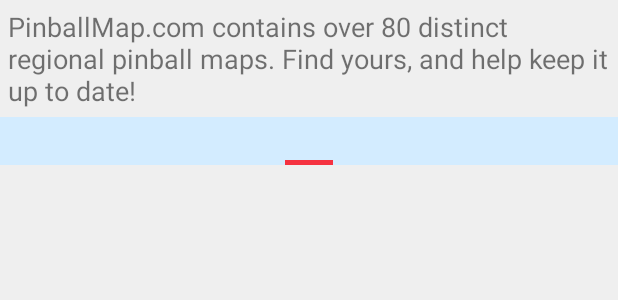
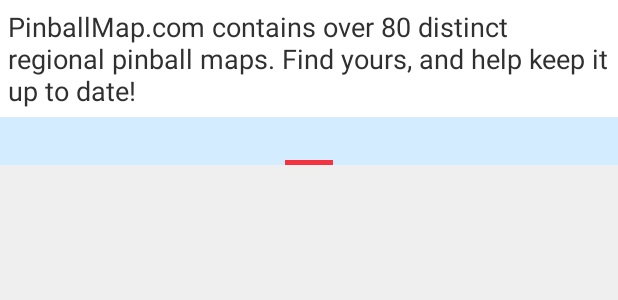
Before and after one commit to pinballmap/pbm-android, an Android app: the layout region_tab.xml on its own in the app's theme, with its tools: preview values and no code run, on a phone screen of 412 x 824 dp. Shown: the top 300 px of the screen. Run offline under Robolectric (Android 15) with nearby library versions, the phone set to English and light mode, and no system bars; network calls fail.

```diff
--- a/app/src/main/AndroidManifest.xml
+++ b/app/src/main/AndroidManifest.xml
@@ -35,6 +35,7 @@
         <activity
             android:name=".SplashScreen"
             android:label="@string/app_name"
+            android:theme="@style/SplashTheme"
             android:noHistory="true"
             android:screenOrientation="portrait">
             <intent-filter>
--- /dev/null
+++ b/app/src/main/res/drawable/background_splash.xml
@@ -0,0 +1,14 @@
+<?xml version="1.0" encoding="utf-8"?>
+<layer-list xmlns:android="http://schemas.android.com/apk/res/android">
+
+    <item
+        android:drawable="@color/splash_bg"/>
+
+    <item>
+        <bitmap
+            android:gravity="center"
+            android:src="@mipmap/ic_splash"/>
+    </item>
+
+
+</layer-list>
--- a/app/src/main/res/layout/custom_list_item_1.xml
+++ b/app/src/main/res/layout/custom_list_item_1.xml
@@ -13,4 +13,5 @@
     android:paddingLeft="?android:attr/listPreferredItemPaddingLeft"
     android:paddingEnd="?android:attr/listPreferredItemPaddingEnd"
     android:paddingRight="?android:attr/listPreferredItemPaddingRight"
-    android:minHeight="50dp" />
+    android:minHeight="50dp"
+    android:textColor="#303030"/>
--- a/app/src/main/res/layout/initializing_screen.xml
+++ b/app/src/main/res/layout/initializing_screen.xml
@@ -3,7 +3,7 @@
 	android:orientation="vertical" android:layout_width="fill_parent" android:layout_height="fill_parent" android:background="#000000">
 	<ImageView android:id="@+id/splash_image" android:src="@drawable/splash_image"
 		android:layout_width="fill_parent" android:layout_height="fill_parent"
-		android:scaleType="fitCenter" android:gravity="center"
+		android:scaleType="fitCenter" android:gravity="center" android:background="#000000"
 		android:contentDescription="@string/splash_image_desc" />
 	<ImageView android:id="@+id/splash_image_city"
 		android:layout_width="fill_parent" android:layout_height="fill_parent"
--- a/app/src/main/res/layout/region_tab.xml
+++ b/app/src/main/res/layout/region_tab.xml
@@ -12,7 +12,8 @@
         android:layout_height="wrap_content"
         android:text="@string/select_region"
         android:textSize="18sp"
-        android:background="#EFEFEF"
+        android:textColor="#303030"
+        android:background="#FFFFFF"
         android:padding="5dip" />
 
     <android.support.v4.view.ViewPager
@@ -20,7 +21,8 @@
         android:layout_width="fill_parent"
         android:layout_height="fill_parent"
         android:layout_below="@+id/greeting"
-        android:background="#EFEFEF">
+        android:background="#EFEFEF"
+        android:textColor="#303030">
 
         <android.support.v4.view.PagerTabStrip
             android:layout_width="match_parent"
--- /dev/null
+++ b/app/src/main/res/values/colors.xml
@@ -0,0 +1,6 @@
+<?xml version="1.0" encoding="utf-8"?>
+<resources>
+
+    <color name="splash_bg">#fee4e6</color>
+
+</resources>
--- a/app/src/main/res/values/ppm_style.xml
+++ b/app/src/main/res/values/ppm_style.xml
@@ -7,6 +7,9 @@
         <item name="colorPrimary">#A9A9A9</item>
         <item name="colorPrimaryDark">#303030</item>
 	</style>
+    <style name="SplashTheme" parent="Theme.AppCompat.NoActionBar">
+        <item name="android:windowBackground">@drawable/background_splash</item>
+    </style>
 	<style name="spinner_style">
 		<item name="android:layout_width">fill_parent</item>
 		<item name="android:layout_height">wrap_content</item>
```
Also changed, not shown: app/src/main/res/drawable/ic_launcher_large.png (added), app/src/main/res/drawable/treasure_map_opacity.png (deleted), app/src/main/res/mipmap-hdpi/ic_splash.png (added), app/src/main/res/mipmap-mdpi/ic_splash.png (added), app/src/main/res/mipmap-xhdpi/ic_splash.png (added), app/src/main/res/mipmap-xxhdpi/ic_splash.png (added), app/src/main/res/mipmap-xxxhdpi/ic_splash.png (added).
